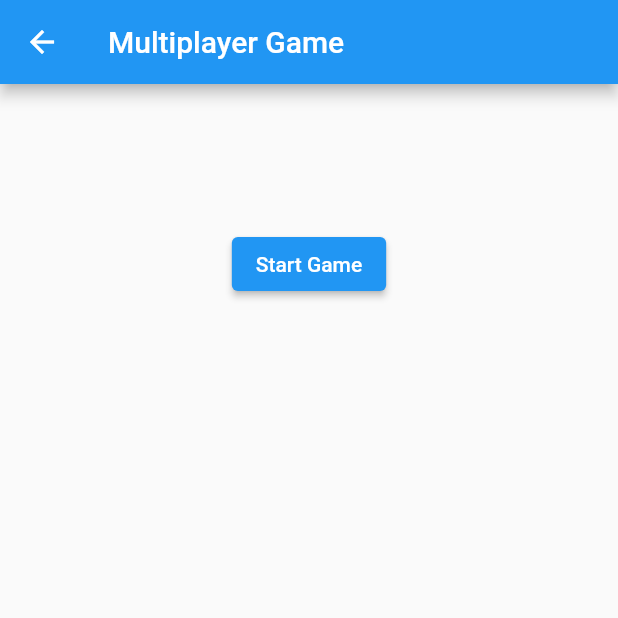
After one commit to Antonimo/castle_game, a Flutter app: the screen it shows after launch, after a tap on "Multiplayer", on a phone screen of 412 x 824 dp, the top half of it. The commit adds this screen. Run offline on Flutter 3.47's test engine with Material 2 defaults, Android fonts, the light colour scheme and no system bars; our stand-ins replace rxdart, socket_io_client; network calls fail.

Commit message:
multiplayer

```diff
--- a/lib/app_router.dart
+++ b/lib/app_router.dart
@@ -3,6 +3,7 @@ import 'package:castle_game/pages/game_page.dart';
 import 'package:castle_game/pages/host_page.dart';
 import 'package:castle_game/pages/join_page.dart';
 import 'package:castle_game/pages/menu_page.dart';
+import 'package:castle_game/pages/multiplayer_page.dart';
 import 'package:castle_game/pages/unknown_page.dart';
 import 'package:castle_game/util/app_navigator_observer.dart';
 import 'package:castle_game/util/logger.dart';
@@ -27,6 +28,7 @@ class AppRouter {
   static const String routeMenu = '/';
   static const String routeHost = 'host';
   static const String routeJoin = 'join';
+  static const String routeMultiplayer = 'multiplayer';
   static const String routeGame = 'game';
 
   //default route
@@ -56,6 +58,9 @@ class AppRouter {
         break;
       case routeJoin:
         _push(routeJoin);
+        break;
+      case routeMultiplayer:
+        _push(routeMultiplayer);
         break;
       case routeGame:
         _push(routeGame, arguments: arguments);
@@ -96,6 +101,9 @@ class AppRouter {
 
       case routeJoin:
         return MaterialPageRoute(builder: (_) => JoinPage());
+
+      case routeMultiplayer:
+        return MaterialPageRoute(builder: (_) => MultiplayerPage());
 
       case routeGame:
         return MaterialPageRoute(builder: (_) => GamePage(arguments: settings.arguments));
--- a/lib/game/game_painter.dart
+++ b/lib/game/game_painter.dart
@@ -22,7 +22,7 @@ class GamePainter extends CustomPainter {
 
     // if (!game.running) return;
 
-    if (game.canDrawPath) {
+    if (game.canDrawPath && game.drawPathForPlayer?.pendingUnit != null) {
       // Highlight the pending unit
       drawPendingUnit(canvas, game.drawPathForPlayer!.pendingUnit!, game.adjust);
     }
--- /dev/null
+++ b/lib/game/multiplayer_client.dart
@@ -0,0 +1,91 @@
+import 'package:castle_game/app_router.dart';
+import 'package:castle_game/game/drawn_line.dart';
+import 'package:castle_game/game/game.dart';
+import 'package:castle_game/game/game_client.dart';
+import 'package:castle_game/game/player.dart';
+import 'package:castle_game/util/logger.dart';
+import 'package:collection/collection.dart';
+import 'package:flutter/material.dart';
+import 'package:rxdart/subjects.dart';
+
+class MultiplayerClient extends GameClient {
+  static const String TAG = '[MultiplayerClient] ';
+
+  MultiplayerClient._privateConstructor();
+
+  static MultiplayerClient? _instance;
+
+  static MultiplayerClient? get instance => _instance;
+
+  static void init() {
+    // create the client singleton
+    _instance = MultiplayerClient._privateConstructor();
+  }
+
+  static void startGame() {
+    _instance!._startGame();
+  }
+
+  static void dispose() {
+    _instance!._dispose();
+    _instance = null;
+  }
+
+  Subject<double> stateSubject = BehaviorSubject<double>();
+
+  Game? _game;
+
+  // List<OnlinePlayer> players = [];
+
+  Game? get game => _game;
+
+  void _startGame() {
+    Log.i(TAG, 'startGame()');
+
+    _game = Game();
+
+    stateSubject.add(0.0);
+
+    AppRouter.instance.navTo(AppRouter.routeGame, arguments: {'gameClient': this});
+  }
+
+  void initGame(Size size) {
+    _game?.resetGame();
+    _game?.init(
+      size,
+      onChange: () {}, // joined client does not send game state
+      getNextPlayerWithPendingUnit: getNextPlayerWithPendingUnit,
+      onGameOver: onGameOver,
+    );
+    _game?.initObjects();
+  }
+
+  Player? getNextPlayerWithPendingUnit(List<Player> players) {
+    if (_game!.drawPathForPlayer != null) return _game!.drawPathForPlayer;
+    return players.firstWhereOrNull((player) => player.pendingUnit != null);
+  }
+
+  void givePathToUnit(DrawnLine line, Player player) {
+    if (_game == null) return;
+
+    _game!.givePathToUnit(line, player);
+
+    _game!.drawPathForPlayer = null;
+    _game!.canDrawPath = false;
+  }
+
+  void onGameOver() {
+    showGameOver();
+    // _game!.playing = false;
+    _game!.running = false;
+    _game!.gameOver = false;
+
+    _game!.setState();
+  }
+
+  void _dispose() {
+    _game?.dispose();
+    _game = null;
+    stateSubject.close();
+  }
+}
--- a/lib/online/host_client.dart
+++ b/lib/online/host_client.dart
@@ -9,6 +9,7 @@ import 'package:castle_game/game/player.dart';
 import 'package:castle_game/game/unit.dart';
 import 'package:castle_game/online/online_player.dart';
 import 'package:castle_game/util/logger.dart';
+import 'package:collection/collection.dart';
 import 'package:flutter/material.dart';
 import 'package:rxdart/subjects.dart';
 import 'package:socket_io_client/socket_io_client.dart' as IO;
@@ -172,9 +173,14 @@ class HostClient extends GameClient {
     _game?.init(
       size,
       onChange: onGameChange,
+      getNextPlayerWithPendingUnit: getNextPlayerWithPendingUnit,
       onGameOver: onGameOver,
     );
     _game?.initObjects();
+  }
+
+  Player? getNextPlayerWithPendingUnit(List<Player> players) {
+    return players.firstWhereOrNull((_player) => (_player.id == _game!.player && _player.pendingUnit != null));
   }
 
   void onGameChange() {
--- a/lib/online/join_client.dart
+++ b/lib/online/join_client.dart
@@ -7,6 +7,7 @@ import 'package:castle_game/game/game_client.dart';
 import 'package:castle_game/game/player.dart';
 import 'package:castle_game/game/unit.dart';
 import 'package:castle_game/util/logger.dart';
+import 'package:collection/collection.dart';
 import 'package:flutter/material.dart';
 import 'package:rxdart/subjects.dart';
 import 'package:socket_io_client/socket_io_client.dart' as IO;
@@ -192,8 +193,13 @@ class JoinClient extends GameClient {
     _game?.init(
       size,
       onChange: () {}, // joined client does not send game state
+      getNextPlayerWithPendingUnit: getNextPlayerWithPendingUnit, // joined client does not send game state
       onGameOver: onGameOver,
     );
+  }
+
+  Player? getNextPlayerWithPendingUnit(List<Player> players) {
+    return players.firstWhereOrNull((_player) => (_player.id == _game!.player && _player.pendingUnit != null));
   }
 
   void applyPlayingGameState(dynamic gameState) {
--- a/lib/pages/menu_page.dart
+++ b/lib/pages/menu_page.dart
@@ -13,21 +13,28 @@ class MenuPage extends StatelessWidget {
       body: Center(
         child: Column(
           children: [
-            SizedBox(height: 32),
+            SizedBox(height: 32.0),
             ElevatedButton(
               onPressed: () {
                 AppRouter.instance.navTo(AppRouter.routeHost);
               },
               child: const Text('Host Online Game'),
             ),
-            SizedBox(height: 32),
+            SizedBox(height: 32.0),
             ElevatedButton(
               onPressed: () {
                 AppRouter.instance.navTo(AppRouter.routeJoin);
               },
               child: const Text('Join Online Game'),
             ),
-            SizedBox(height: 32),
+            SizedBox(height: 32.0),
+            SizedBox(height: 8.0),
+            ElevatedButton(
+              onPressed: () {
+                AppRouter.instance.navTo(AppRouter.routeMultiplayer);
+              },
+              child: const Text('Multiplayer'),
+            ),
           ],
         ),
       ),
--- /dev/null
+++ b/lib/pages/multiplayer_page.dart
@@ -0,0 +1,55 @@
+import 'package:castle_game/game/multiplayer_client.dart';
+import 'package:flutter/material.dart';
+
+class MultiplayerPage extends StatefulWidget {
+  const MultiplayerPage({Key? key}) : super(key: key);
+
+  @override
+  _MultiplayerPageState createState() => _MultiplayerPageState();
+}
+
+class _MultiplayerPageState extends State<MultiplayerPage> {
+  @override
+  void initState() {
+    super.initState();
+
+    MultiplayerClient.init();
+  }
+
+  @override
+  void dispose() {
+    MultiplayerClient.dispose();
+
+    super.dispose();
+  }
+
+  @override
+  Widget build(BuildContext context) {
+    return Scaffold(
+      appBar: AppBar(
+        title: const Text('Multiplayer Game'),
+      ),
+      body: Center(
+        child: Container(
+          padding: EdgeInsets.all(32.0),
+          child: Column(
+            children: _buildPageItems(),
+          ),
+        ),
+      ),
+    );
+  }
+
+  List<Widget> _buildPageItems() {
+    return [
+      SizedBox(height: 32.0),
+      SizedBox(height: 32.0),
+      ElevatedButton(
+        onPressed: () {
+          MultiplayerClient.startGame();
+        },
+        child: const Text('Start Game'),
+      ),
+    ];
+  }
+}
```
Also changed, not shown: lib/game/game.dart (+16 -20 lines), lib/pages/game_page.dart (+2 -5 lines).
